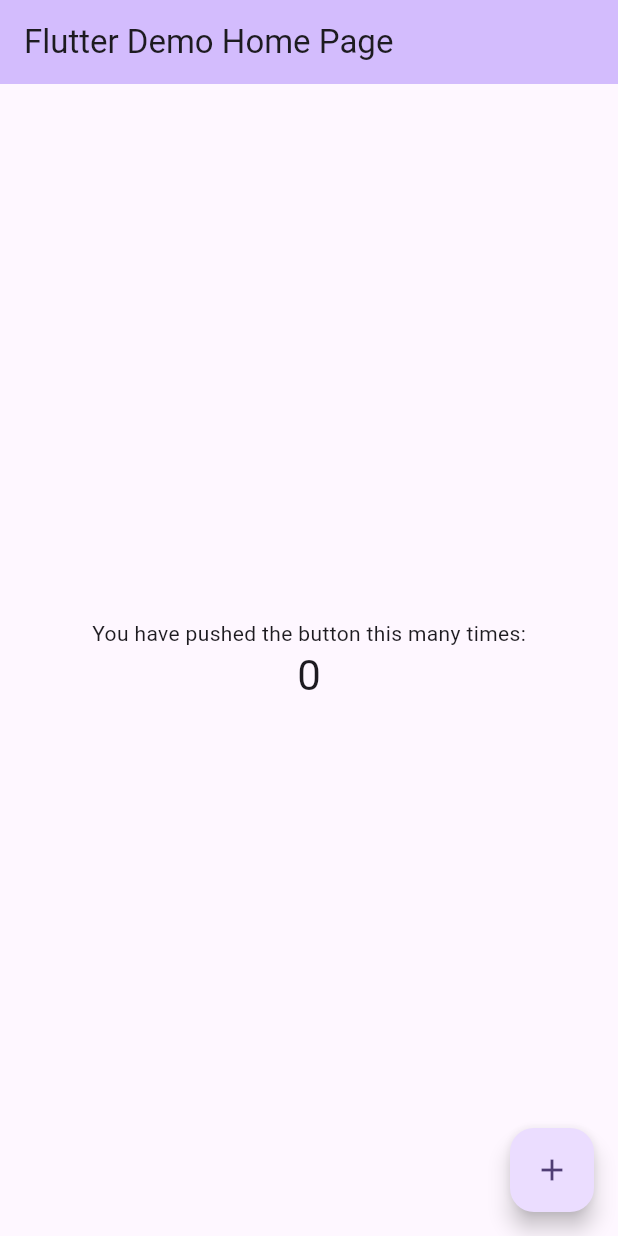
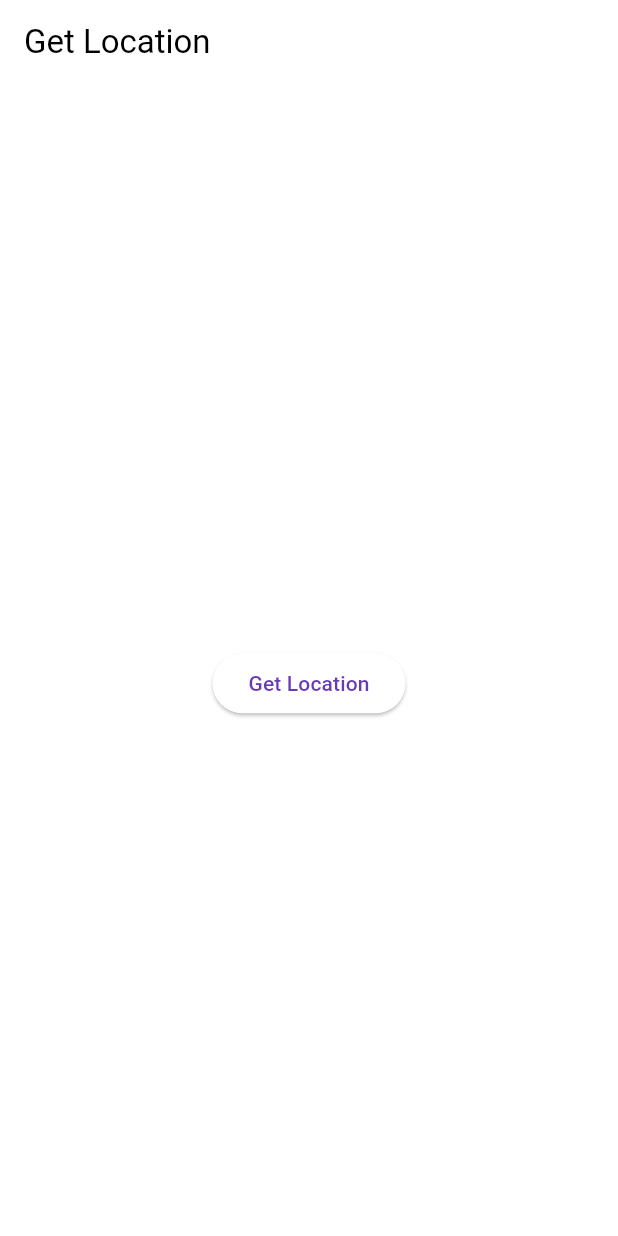
Before and after one commit to SrFebry/get_location_android, a Flutter app: the screen it shows after launch, on a phone screen of 412 x 824 dp. Run offline on Flutter 3.47's test engine with Material 3 defaults, Android fonts, the phone set to English and light mode, and no system bars; our stand-ins replace geolocator, permission_handler.

Commit message:
membuka lokasi
mendapatkan lokasi dan menampilkan di gmaps (belum run)

```diff
--- a/lib/main.dart
+++ b/lib/main.dart
@@ -1,125 +1,109 @@
 import 'package:flutter/material.dart';
+import 'package:geolocator/geolocator.dart';
+import 'package:permission_handler/permission_handler.dart';
+import 'package:url_launcher/url_launcher.dart';
 
 void main() {
   runApp(const MyApp());
 }
 
 class MyApp extends StatelessWidget {
-  const MyApp({super.key});
+  const MyApp({Key? key}) : super(key: key);
 
-  // This widget is the root of your application.
   @override
   Widget build(BuildContext context) {
     return MaterialApp(
-      title: 'Flutter Demo',
+      title: 'Get Location',
       theme: ThemeData(
-        // This is the theme of your application.
-        //
-        // TRY THIS: Try running your application with "flutter run". You'll see
-        // the application has a purple toolbar. Then, without quitting the app,
-        // try changing the seedColor in the colorScheme below to Colors.green
-        // and then invoke "hot reload" (save your changes or press the "hot
-        // reload" button in a Flutter-supported IDE, or press "r" if you used
-        // the command line to start the app).
-        //
-        // Notice that the counter didn't reset back to zero; the application
-        // state is not lost during the reload. To reset the state, use hot
-        // restart instead.
-        //
-        // This works for code too, not just values: Most code changes can be
-        // tested with just a hot reload.
-        colorScheme: ColorScheme.fromSeed(seedColor: Colors.deepPurple),
-        useMaterial3: true,
+        colorScheme: ColorScheme.fromSwatch(primarySwatch: Colors.deepPurple),
       ),
-      home: const MyHomePage(title: 'Flutter Demo Home Page'),
+      home: const MyHomePage(title: 'Get Location'),
     );
   }
 }
 
-class MyHomePage extends StatefulWidget {
-  const MyHomePage({super.key, required this.title});
-
-  // This widget is the home page of your application. It is stateful, meaning
-  // that it has a State object (defined below) that contains fields that affect
-  // how it looks.
-
-  // This class is the configuration for the state. It holds the values (in this
-  // case the title) provided by the parent (in this case the App widget) and
-  // used by the build method of the State. Fields in a Widget subclass are
-  // always marked "final".
+class MyHomePage extends StatelessWidget {
+  const MyHomePage({Key? key, required this.title}) : super(key: key);
 
   final String title;
 
   @override
-  State<MyHomePage> createState() => _MyHomePageState();
+  Widget build(BuildContext context) {
+    return Scaffold(
+      appBar: AppBar(
+        title: Text(title),
+      ),
+      body: const LocationWidget(),
+    );
+  }
 }
 
-class _MyHomePageState extends State<MyHomePage> {
-  int _counter = 0;
+class LocationWidget extends StatefulWidget {
+  const LocationWidget({Key? key}) : super(key: key);
 
-  void _incrementCounter() {
-    setState(() {
-      // This call to setState tells the Flutter framework that something has
-      // changed in this State, which causes it to rerun the build method below
-      // so that the display can reflect the updated values. If we changed
-      // _counter without calling setState(), then the build method would not be
-      // called again, and so nothing would appear to happen.
-      _counter++;
-    });
+  @override
+  State<LocationWidget> createState() => _LocationWidgetState();
+}
+
+class _LocationWidgetState extends State<LocationWidget> {
+  String _locationMessage = "";
+  Position? _currentPosition;
+
+  Future<void> _getCurrentLocation() async {
+    final status = await Permission.location.request();
+    if (status == PermissionStatus.granted) {
+      try {
+        final position = await Geolocator.getCurrentPosition(
+          desiredAccuracy: LocationAccuracy.high,
+        );
+        setState(() {
+          _currentPosition = position;
+          _locationMessage =
+              'Latitude: ${position.latitude}, Longitude: ${position.longitude}';
+        });
+      } catch (e) {
+        print('Error getting location: $e');
+      }
+    } else {
+      setState(() {
+        _locationMessage = 'Permission denied!';
+      });
+    }
+  }
+
+  Future<void> _showOnMap() async {
+    if (_currentPosition != null) {
+      final googleMapsUrl =
+          'https://www.google.com/maps/search/?api=1&query=${_currentPosition!.latitude},${_currentPosition!.longitude}';
+      try {
+        await launch(googleMapsUrl);
+      } catch (e) {
+        print('Error launching maps: $e');
+      }
+    }
   }
 
   @override
   Widget build(BuildContext context) {
-    // This method is rerun every time setState is called, for instance as done
-    // by the _incrementCounter method above.
-    //
-    // The Flutter framework has been optimized to make rerunning build methods
-    // fast, so that you can just rebuild anything that needs updating rather
-    // than having to individually change instances of widgets.
-    return Scaffold(
-      appBar: AppBar(
-        // TRY THIS: Try changing the color here to a specific color (to
-        // Colors.amber, perhaps?) and trigger a hot reload to see the AppBar
-        // change color while the other colors stay the same.
-        backgroundColor: Theme.of(context).colorScheme.inversePrimary,
-        // Here we take the value from the MyHomePage object that was created by
-        // the App.build method, and use it to set our appbar title.
-        title: Text(widget.title),
-      ),
-      body: Center(
-        // Center is a layout widget. It takes a single child and positions it
-        // in the middle of the parent.
-        child: Column(
-          // Column is also a layout widget. It takes a list of children and
-          // arranges them vertically. By default, it sizes itself to fit its
-          // children horizontally, and tries to be as tall as its parent.
-          //
-          // Column has various properties to control how it sizes itself and
-          // how it positions its children. Here we use mainAxisAlignment to
-          // center the children vertically; the main axis here is the vertical
-          // axis because Columns are vertical (the cross axis would be
-          // horizontal).
-          //
-          // TRY THIS: Invoke "debug painting" (choose the "Toggle Debug Paint"
-          // action in the IDE, or press "p" in the console), to see the
-          // wireframe for each widget.
-          mainAxisAlignment: MainAxisAlignment.center,
-          children: <Widget>[
-            const Text(
-              'You have pushed the button this many times:',
-            ),
-            Text(
-              '$_counter',
-              style: Theme.of(context).textTheme.headlineMedium,
+    return Center(
+      child: Column(
+        mainAxisAlignment: MainAxisAlignment.center,
+        children: [
+          Text(_locationMessage),
+          const SizedBox(height: 10),
+          ElevatedButton(
+            onPressed: _getCurrentLocation,
+            child: const Text('Get Location'),
+          ),
+          if (_currentPosition != null) ...[
+            const SizedBox(height: 10),
+            ElevatedButton(
+              onPressed: _showOnMap,
+              child: const Text('Show on Map'),
             ),
           ],
-        ),
+        ],
       ),
-      floatingActionButton: FloatingActionButton(
-        onPressed: _incrementCounter,
-        tooltip: 'Increment',
-        child: const Icon(Icons.add),
-      ), // This trailing comma makes auto-formatting nicer for build methods.
     );
   }
 }
--- a/pubspec.yaml
+++ b/pubspec.yaml
@@ -35,6 +35,11 @@ dependencies:
   # The following adds the Cupertino Icons font to your application.
   # Use with the CupertinoIcons class for iOS style icons.
   cupertino_icons: ^1.0.6
+  geolocator: ^12.0.0
+  permission_handler: ^11.3.1
+  google_maps_flutter: ^2.6.1
+  flutter_map: ^6.1.0
+  url_launcher: ^6.2.6
 
 dev_dependencies:
   flutter_test:
```
Also changed, not shown: pubspec.lock, 6 other files.
